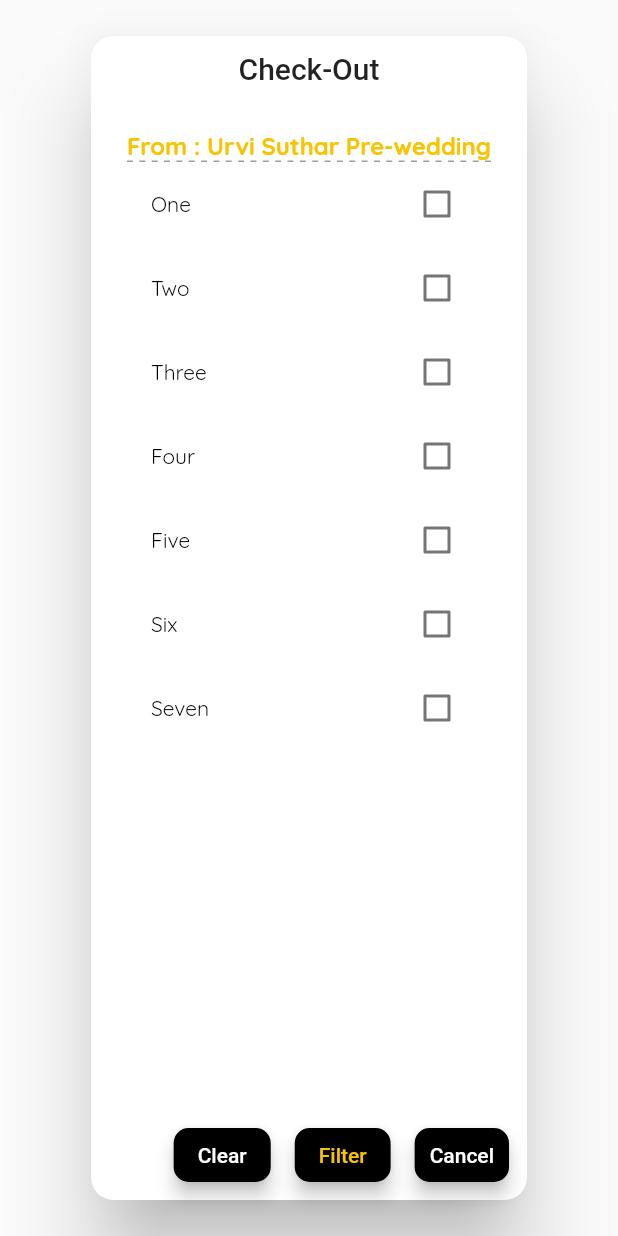
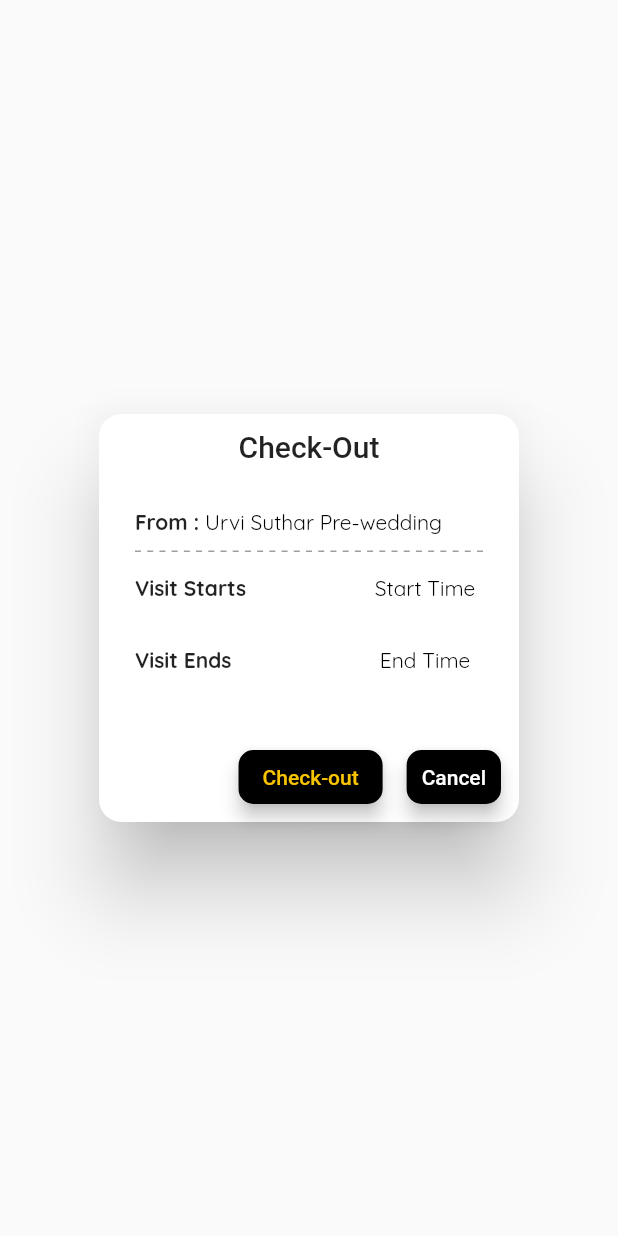
Before and after one commit to UrviNivida/flutter_itemsecure, a Flutter app: the DynamicDialogCheckout widget shown alone on an empty page, opened directly, on a phone screen of 412 x 824 dp. Run offline on Flutter 3.47's test engine with Material 2 defaults, Android fonts, the phone set to English and light mode, and no system bars; drawn by our look-alikes of datetime_picker_formfield; our stand-ins replace bloc, bubble, curved_navigation_bar, fl_chart, flutter_bloc, flutter_typeahead and 7 more; missing offline and left inert: easy_dialog, grouped_buttons, simple_gesture_detector, solid_bottom_sheet, speech_bubble, unicorndial and 1 more; accounts and stored records are empty.

Commit message:
final 29/02/2020 7:10 pm

```diff
--- a/lib/app_screens/Maps_appointmentscreen.dart
+++ b/lib/app_screens/Maps_appointmentscreen.dart
@@ -4,6 +4,7 @@ import 'package:flutter_itemsecure_dsr/adapters/Schdeulecard.dart';
 import 'package:flutter_itemsecure_dsr/app_screens/addvisit_screen.dart';
 import 'package:flutter_itemsecure_dsr/app_screens/appointment_detail_screen.dart';
 import 'package:flutter_itemsecure_dsr/app_screens/checkin_screen.dart';
+import 'package:flutter_itemsecure_dsr/app_screens/expense_list_screen.dart';
 import 'package:flutter_itemsecure_dsr/model/ScheduleModel.dart';
 import 'package:flutter_itemsecure_dsr/listing_data/Schedulelist.dart';
 import 'package:flutter_typeahead/flutter_typeahead.dart';
@@ -50,9 +51,8 @@ class MyAccountsPagenew extends State<Maps_appointmentscreen> {
         markerId: MarkerId(_mainLocation.toString()),
         position: _mainLocation,
         infoWindow: InfoWindow(
-          onTap: (){
-            Navigator.push(context,
-                MaterialPageRoute(builder: (context) {
+          onTap: () {
+            Navigator.push(context, MaterialPageRoute(builder: (context) {
               return AppointmentDetailScreen();
             }));
           },
@@ -61,7 +61,6 @@ class MyAccountsPagenew extends State<Maps_appointmentscreen> {
               '305, Privilege Avenue, Opp. isha hospital, Behind atlantis Sarabhai campus, Sarabhai Rd, Vadiwadi, Vadodara, Gujarat 390023',
         ),
         icon: BitmapDescriptor.defaultMarker,
-
       ));
     });
 
@@ -103,20 +102,20 @@ class MyAccountsPagenew extends State<Maps_appointmentscreen> {
                           ))
                         ],
                       ),
-                    onTap: (){
-                      Navigator.push(context,
-                          MaterialPageRoute(builder: (context) {
-                            return CheckInScreen();
-                          }));
+                      onTap: () {
+//                        Navigator.push(context,
+//                            MaterialPageRoute(builder: (context) {
+//                          return CheckInScreen();
+//                        }));
 
 //                          WHEN ALREADY CHECKEDIN
-//                      showDialog(
-//                          context: context,
-//                          builder: ((BuildContext context) {
-//                            return DynamicDialogCheckout();
-//                          }));
-
-                    },),
+                      showDialog(
+                          context: context,
+                          builder: ((BuildContext context) {
+                            return DynamicDialogCheckout();
+                          }));
+                      },
+                    ),
                   ),
                   Expanded(
                     flex: 1,
@@ -165,13 +164,13 @@ class MyAccountsPagenew extends State<Maps_appointmentscreen> {
                           ))
                         ],
                       ),
-                    onTap: ()
-                      {
+                      onTap: () {
                         Navigator.push(context,
                             MaterialPageRoute(builder: (context) {
                           return AddVisitScreen();
                         }));
-                      },),
+                      },
+                    ),
                   ),
                   Expanded(
                     flex: 1,
@@ -196,8 +195,7 @@ class MyAccountsPagenew extends State<Maps_appointmentscreen> {
                           ))
                         ],
                       ),
-                    onTap: ()
-                      {
+                      onTap: () {
                         showDialog(
                             context: context,
                             builder: ((BuildContext context) {
@@ -219,23 +217,42 @@ class MyAccountsPagenew extends State<Maps_appointmentscreen> {
                   Expanded(
                     flex: 1,
                     child: GestureDetector(
-                      child:Text('Check-In',style: textStyletab,textAlign: TextAlign.center,),
+                      child: Text(
+                        'Check-In',
+                        style: textStyletab,
+                        textAlign: TextAlign.center,
+                      ),
                     ),
                   ),
                   Expanded(
                     flex: 1,
                     child: GestureDetector(
-                        child: Text('Busy',style: textStyletab,textAlign: TextAlign.center,),),
+                      child: Text(
+                        'Busy',
+                        style: textStyletab,
+                        textAlign: TextAlign.center,
+                      ),
+                    ),
                   ),
                   Expanded(
                     flex: 1,
                     child: GestureDetector(
-                        child: Text('Visits',style: textStyletab,textAlign: TextAlign.center,),),
+                      child: Text(
+                        'Visits',
+                        style: textStyletab,
+                        textAlign: TextAlign.center,
+                      ),
+                    ),
                   ),
                   Expanded(
                     flex: 1,
                     child: GestureDetector(
-                        child: Text('Pin',style: textStyletab,textAlign: TextAlign.center,),),
+                      child: Text(
+                        'Pin',
+                        style: textStyletab,
+                        textAlign: TextAlign.center,
+                      ),
+                    ),
                   ),
                 ],
               ),
@@ -508,8 +525,7 @@ class _DynamicDialogState extends State<DynamicDialog> {
                   isLocationIdentifier = false;
                   isTerritory = false;
                   isIndustry = false;
-                }
-                else if (newvalueuser == 'Home') {
+                } else if (newvalueuser == 'Home') {
                   isCustomerSelect = false;
                   isLocationIdentifier = false;
                   isTerritory = false;
@@ -860,20 +876,6 @@ class _DynamicDialogCheckoutState extends State<DynamicDialogCheckout> {
     super.initState();
   }
 
-  getItems() {
-    numbers.forEach((key, value) {
-      if (value == true) {
-        holder_1.add(key);
-      }
-    });
-
-    // Printing all selected items on Terminal screen.
-    print(holder_1);
-    // Here you will get all your selected Checkbox items.
-    // Clear array after use.
-    holder_1.clear();
-  }
-
   @override
   Widget build(BuildContext context) {
     TextStyle headstyle = TextStyle(
@@ -888,9 +890,9 @@ class _DynamicDialogCheckoutState extends State<DynamicDialogCheckout> {
         fontFamily: 'Quicksand',
         color: Colors.black);
 
-    TextStyle hintStyle = TextStyle(
+    TextStyle titlestyle = TextStyle(
         fontSize: 14.0,
-        fontWeight: FontWeight.w200,
+        fontWeight: FontWeight.w700,
         fontFamily: 'Quicksand',
         color: Colors.grey[2]);
 
@@ -899,6 +901,13 @@ class _DynamicDialogCheckoutState extends State<DynamicDialogCheckout> {
         fontWeight: FontWeight.w500,
         fontFamily: 'Quicksand',
         color: Colors.black);
+
+    final format1 = DateFormat("dd-MM-yyyy");
+    final timeFormat = DateFormat("h:mm a");
+    DateTime date;
+    TimeOfDay time;
+    TextEditingController endtimecon = new TextEditingController();
+    TextEditingController starttimecon = new TextEditingController();
 
     return AlertDialog(
       titlePadding: EdgeInsets.all(10.0),
@@ -918,31 +927,127 @@ class _DynamicDialogCheckoutState extends State<DynamicDialogCheckout> {
 //            height: 10.0,
               child: Row(
             children: <Widget>[
-            Text('From : ',style: headstyle,),
-            Text('Urvi Suthar Pre-wedding',style: headstyle,),
+              Text(
+                'From : ',
+                style: titlestyle,
+              ),
+              Expanded(
+                child: Text(
+                  'Urvi Suthar Pre-wedding',
+                  style: textStyle,
+                ),
+              ),
+
             ],
-      )
-
-
+          )),
+          SizedBox(
+            height: 10.0,
           ),
           const MySeparator(color: Colors.grey),
+          Row(
+            children: <Widget>[
               Expanded(
-            child: ListView(
-              children: numbers.keys.map((String key) {
-                return new CheckboxListTile(
-                  title: new Text(key,style: textStyle,),
-                  value: numbers[key],
-                  activeColor: Theme.of(context).accentColor,
-                  checkColor: Colors.white,
-                  onChanged: (bool value) {
-                    setState(() {
-                      numbers[key] = value;
-                    });
+                flex: 1,
+                child: Text(
+                  'Visit Starts',
+                  style: titlestyle,
+                  textAlign: TextAlign.left,
+                ),
+              ),
+              Expanded(
+                flex: 1,
+                child: Text(''),
+              ),
+              Expanded(
+                flex: 1,
+                child: DateTimeField(
+                  textAlign: TextAlign.center,
+                  resetIcon: null,
+                  format: timeFormat,
+                  onShowPicker: (context, currentValue) async {
+                    final time = await showTimePicker(
+                      context: context,
+                      initialTime: TimeOfDay.fromDateTime(currentValue ?? DateTime.now()),
+                    );
+                    return DateTimeField.convert(time);
                   },
+                  autofocus: false,
+//                                  focusNode:  FocusScope.of(context).requestFocus(new FocusNode()),
+                  keyboardType: TextInputType.datetime,
+//                                maxLength: 10,
+                  style: textStyle,
+                  controller: starttimecon,
+//                                validator: (String value) {
+//                                  if (value.isEmpty) {
+//                                    return 'Please Select Start Time';
+//                                  }
+//                                },
+                  decoration: InputDecoration(
+                    border: InputBorder.none,
+//                                    labelStyle: labelStyle,
+                    hintText: 'Start Time',
+                    hintStyle: textStyle,
+//                                    labelText: 'Agency Name'
+//                                    contentPadding: const EdgeInsets.only(bottom: -10.0)
+
+//                            filled: true,
+                  ),
+                ),
+              ),
+            ],
+          ),
+          Row(
+            children: <Widget>[
+              Expanded(
+                flex: 1,
+                child: Text(
+                  'Visit Ends',
+                  style: titlestyle,
+                  textAlign: TextAlign.left,
+                ),
+              ),
+              Expanded(
+                flex: 1,
+                child: Text(''),
+              ),
+              Expanded(
+                flex: 1,
+                child: DateTimeField(
+                  textAlign: TextAlign.center,
+                  resetIcon: null,
+                  format: timeFormat,
+                  onShowPicker: (context, currentValue) async {
+                    final time = await showTimePicker(
+                      context: context,
+                      initialTime: TimeOfDay.fromDateTime(currentValue ?? DateTime.now()),
                     );
-              }).toList(),
+                    return DateTimeField.convert(time);
+                  },
+                  autofocus: false,
+//                                  focusNode:  FocusScope.of(context).requestFocus(new FocusNode()),
+                  keyboardType: TextInputType.datetime,
+//                                maxLength: 10,
+                  style: textStyle,
+                  controller: endtimecon,
+//                                validator: (String value) {
+//                                  if (value.isEmpty) {
+//                                    return 'Please Select Start Time';
+//                                  }
+//                                },
+                  decoration: InputDecoration(
+                    border: InputBorder.none,
+//                                    labelStyle: labelStyle,
+                    hintText: 'End Time',
+                    hintStyle: textStyle,
+//                                    labelText: 'Agency Name'
+//                                    contentPadding: const EdgeInsets.only(bottom: -10.0)
+
+//                            filled: true,
                   ),
-          )
+                ),
+              ),
+            ],
+          ),
         ],
       ),
       actions: <Widget>[
@@ -957,25 +1062,7 @@ class _DynamicDialogCheckoutState extends State<DynamicDialogCheckout> {
                 Radius.circular(10.0),
               )),
               child: Padding(
-                child: Text('Clear',
-                    style: TextStyle(
-                        fontSize: 14, color: Colors.white)),
-                padding: EdgeInsets.only(
-                    top: 10.0, bottom: 10.0, right: 16.0, left: 16.0),
-              )),
-        ),
-        GestureDetector(
-          onTap: () => Navigator.pop(context),
-          child: new Card(
-              elevation: 5.0,
-              color: Colors.black,
-//          onPressed: null,
-              shape: RoundedRectangleBorder(
-                  borderRadius: BorderRadius.all(
-                    Radius.circular(10.0),
-                  )),
-              child: Padding(
-                child: Text('Filter',
+                child: Text('Check-out',
                     style: TextStyle(
                         fontSize: 14, color: Theme.of(context).primaryColor)),
                 padding: EdgeInsets.only(
--- a/lib/app_screens/navigation_drawer.dart
+++ b/lib/app_screens/navigation_drawer.dart
@@ -215,7 +215,6 @@ class NavigationDrawerScreenState extends State<NavigationDrawerScreen> {
                     MaterialPageRoute(builder: (context) {
                       return DashbaroadScreen();
                     }));
-
               },
             ),
             ListTile(
```
Lines whose indentation alone changed are shown as unchanged.
